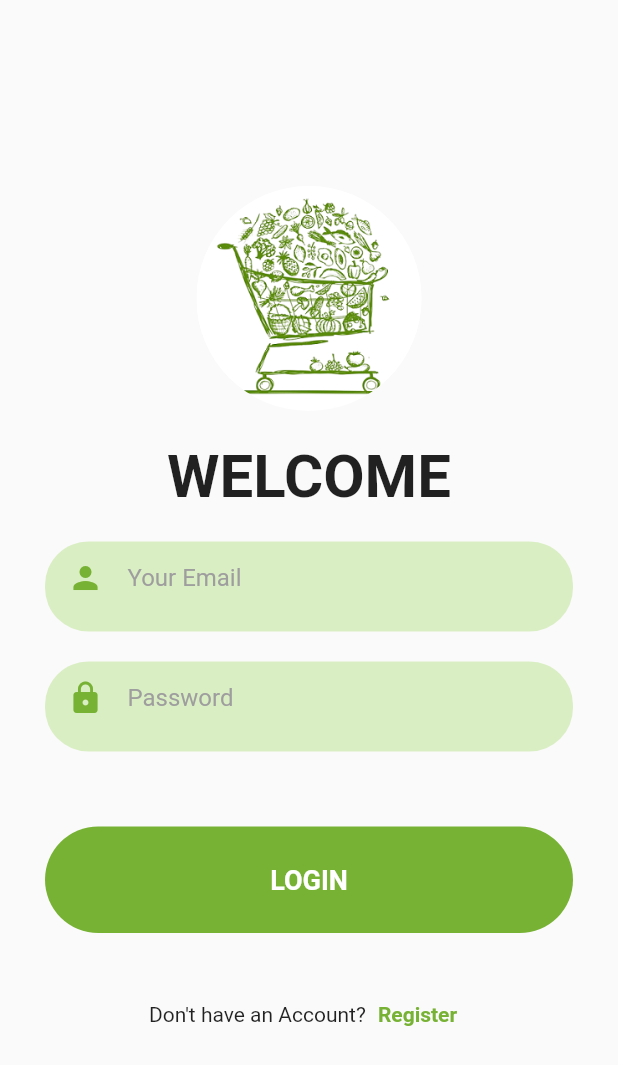
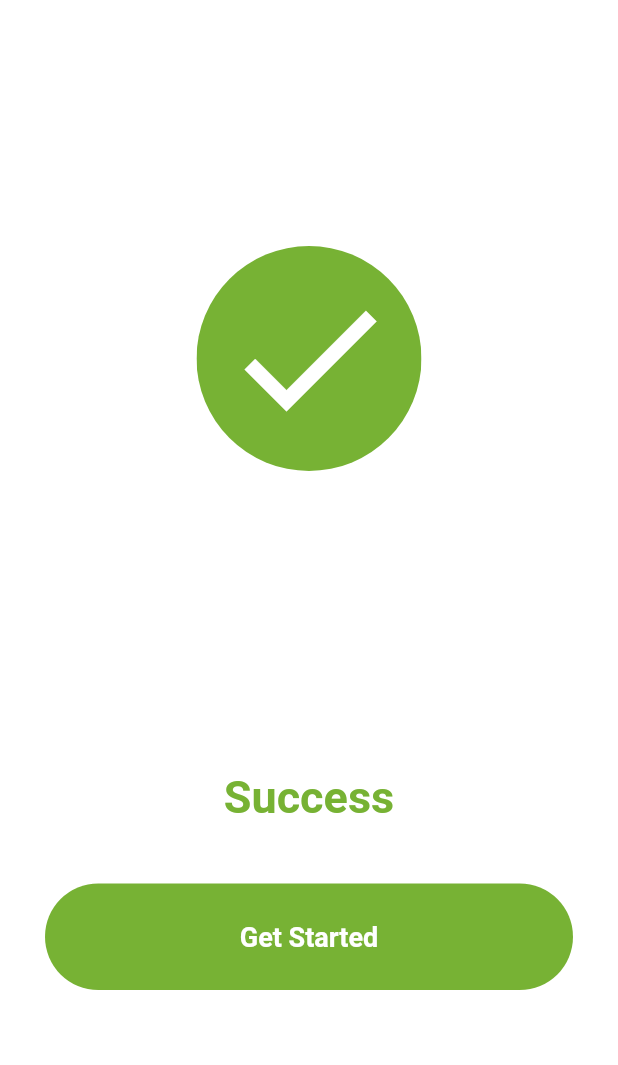
Before and after one commit to YamanQD/expiry-cart-client, a Flutter app: the SignIn screen opened directly, after a tap on "LOGIN", on a phone screen of 412 x 824 dp. Shown: the top 1065 px of the screen. Run offline on Flutter 3.47's test engine with Material 2 defaults, Android fonts, the phone set to English and light mode, and no system bars.

Commit message:
success page

```diff
--- a/lib/Screens/sign_in_page.dart
+++ b/lib/Screens/sign_in_page.dart
@@ -1,5 +1,6 @@
 // ignore_for_file: file_names
 
+import 'package:expiry_cart/Screens/success_page.dart';
 import 'package:expiry_cart/Screens/register_page.dart';
 import 'package:expiry_cart/Style/app_icon.dart';
 import 'package:expiry_cart/Style/constant.dart';
@@ -48,7 +49,14 @@ class SignIn extends StatelessWidget {
               ),
               TextButtonStyle(
                 text: 'LOGIN',
-                press: () {},
+                press: () {
+                  Navigator.push(
+                    context,
+                    MaterialPageRoute(
+                      builder: (context) => const SuccessPage(),
+                    ),
+                  );
+                },
               ),
               const SizedBox(
                 height: 30,
--- /dev/null
+++ b/lib/Screens/success_page.dart
@@ -0,0 +1,50 @@
+import 'package:expiry_cart/Style/constant.dart';
+import 'package:expiry_cart/Style/text_button_style.dart';
+import 'package:flutter/material.dart';
+import 'package:flutter/painting.dart';
+
+class SuccessPage extends StatelessWidget {
+  const SuccessPage({Key key}) : super(key: key);
+  @override
+  Widget build(BuildContext context) {
+    return Scaffold(
+      backgroundColor: Colors.white,
+      body: Column(
+        mainAxisAlignment: MainAxisAlignment.center,
+        crossAxisAlignment: CrossAxisAlignment.stretch,
+        children: [
+          Center(
+            child: ClipOval(
+              child: Container(
+                width: 150,
+                height: 150,
+                color: kGreenColor,
+                alignment: Alignment.center,
+                child: const Icon(
+                  Icons.check,
+                  color: Colors.white,
+                  size: 120,
+                ),
+              ),
+            ),
+          ),
+          const SizedBox(
+            height: 200,
+          ),
+          const Text(
+            'Success',
+            textAlign: TextAlign.center,
+            style: kTextStyle,
+          ),
+          const SizedBox(
+            height: 40,
+          ),
+          TextButtonStyle(
+            text: 'Get Started',
+            press: () {},
+          ),
+        ],
+      ),
+    );
+  }
+}
--- a/lib/Style/constant.dart
+++ b/lib/Style/constant.dart
@@ -23,3 +23,8 @@ const kWelcome = TextStyle(
   fontSize: 40,
   fontWeight: FontWeight.bold,
 );
+const kTextStyle = TextStyle(
+  fontSize: 30,
+  color: kGreenColor,
+  fontWeight: FontWeight.bold,
+);
```
Also changed, not shown: lib/Screens/categories_List_Page.dart (added, +45 -0 lines), lib/Screens/register_page.dart (+9 -1 lines), lib/categories_helper/category.dart (added, +9 -0 lines), lib/categories_helper/utils.dart (added, +37 -0 lines), lib/main.dart (+15 -5 lines).
